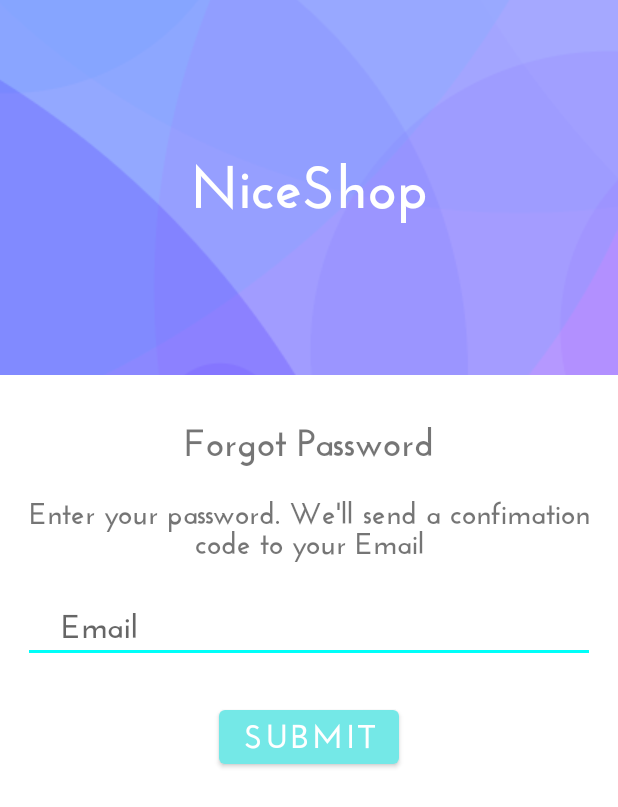
After one commit to KaungPyaeSoneAung2/OnlineShop, an Android app: the ForgotPasswordActivity screen opened directly, with no data from a screen before it, on a phone screen of 412 x 824 dp. The commit adds this screen. Shown: the top 807 px of the screen. Run offline under Robolectric (Android 15) with nearby library versions, the phone set to English and light mode, and no system bars; our stand-ins replace Firebase (no records; nobody signed in at launch, a user with empty details on screens opened directly).

Commit message:
In progress

```diff
--- a/app/build.gradle
+++ b/app/build.gradle
@@ -45,6 +45,7 @@ dependencies {
     androidTestImplementation 'androidx.test.ext:junit:1.1.3'
     androidTestImplementation 'androidx.test.espresso:espresso-core:3.4.0'
     implementation platform('com.google.firebase:firebase-bom:30.2.0')
+    implementation 'com.google.firebase:firebase-firestore-ktx'
     implementation 'com.google.firebase:firebase-analytics-ktx'
     implementation 'com.google.firebase:firebase-auth-ktx'
     androidTestImplementation 'androidx.test.espresso:espresso-core:3.4.0'
--- a/app/src/main/AndroidManifest.xml
+++ b/app/src/main/AndroidManifest.xml
@@ -14,6 +14,9 @@
         android:theme="@style/Theme.OnlineShop"
         tools:targetApi="31">
         <activity
+            android:name=".activities.ForgotPasswordActivity"
+            android:exported="false" />
+        <activity
             android:name=".activities.SignUpActivity"
             android:exported="false" />
         <activity
@@ -21,8 +24,7 @@
             android:exported="false" />
         <activity
             android:name=".activities.PopUpStartShowActivity"
-            android:exported="true"
-            >
+            android:exported="true">
             <intent-filter>
                 <action android:name="android.intent.action.MAIN" />
 
--- /dev/null
+++ b/app/src/main/java/com/example/myapplication/onlineshopapp/activities/ForgotPasswordActivity.kt
@@ -0,0 +1,75 @@
+package com.example.myapplication.onlineshopapp.activities
+
+import android.content.Intent
+import androidx.appcompat.app.AppCompatActivity
+import android.os.Bundle
+import android.text.TextUtils
+import android.widget.Toast
+import com.example.myapplication.onlineshopapp.R
+import com.example.myapplication.onlineshopapp.databinding.ActivityForgotPasswordBinding
+import com.google.android.gms.tasks.OnCompleteListener
+import com.google.firebase.auth.AuthResult
+import com.google.firebase.auth.FirebaseAuth
+import com.google.firebase.auth.FirebaseUser
+
+class ForgotPasswordActivity : AppCompatActivity() {
+    private lateinit var binding: ActivityForgotPasswordBinding
+    override fun onCreate(savedInstanceState: Bundle?) {
+        super.onCreate(savedInstanceState)
+        binding = ActivityForgotPasswordBinding.inflate(layoutInflater)
+        setContentView(binding.root)
+        setupActionBar()
+        binding.buttonForgot.setOnClickListener { }
+    }
+
+    private fun setupActionBar() {
+        setSupportActionBar(binding.topToolBar)
+        val actionBar = supportActionBar
+        if (actionBar != null) {
+            actionBar.setDisplayHomeAsUpEnabled(true)
+            actionBar.setHomeAsUpIndicator(R.drawable.ic_baseline_arrow_back_ios_24)
+
+        }
+        binding.topToolBar.setNavigationOnClickListener {
+            onBackPressed()
+            finish()
+        }
+    }
+
+
+    private fun registerUser() {
+        if (validateRegisterDetails()) {
+            val email: String = binding.emailForgot.text.toString().trim { it <= ' ' }
+            FirebaseAuth.getInstance().sendPasswordResetEmail(email)
+                .addOnCompleteListener { task ->
+                    if (task.isSuccessful) {
+                        Toast.makeText(this, "Email has sent to your mail", Toast.LENGTH_SHORT)
+                            .show()
+                        finish()
+                    } else {
+                        Toast.makeText(
+                            this,
+                            task.exception!!.message.toString(),
+                            Toast.LENGTH_SHORT
+                        ).show()
+                    }
+                }
+
+        }
+
+
+    }
+
+    private fun validateRegisterDetails(): Boolean {
+        return when {
+            TextUtils.isEmpty(binding.emailForgot.text.toString().trim { it <= ' ' }) -> {
+                (Toast.makeText(this, "First Name Error", Toast.LENGTH_SHORT).show())
+                false
+            }
+            else -> {
+                true
+            }
+        }
+    }
+
+}
--- a/app/src/main/java/com/example/myapplication/onlineshopapp/activities/MainActivity.kt
+++ b/app/src/main/java/com/example/myapplication/onlineshopapp/activities/MainActivity.kt
@@ -4,6 +4,8 @@ import androidx.appcompat.app.AppCompatActivity
 import android.os.Bundle
 import com.example.myapplication.onlineshopapp.R
 import com.example.myapplication.onlineshopapp.databinding.ActivityMainBinding
+import com.google.firebase.firestore.ktx.firestore
+import com.google.firebase.ktx.Firebase
 
 class MainActivity : AppCompatActivity() {
     private lateinit var binding: ActivityMainBinding
--- /dev/null
+++ b/app/src/main/res/layout/activity_forgot_password.xml
@@ -0,0 +1,87 @@
+<?xml version="1.0" encoding="utf-8"?>
+<androidx.constraintlayout.widget.ConstraintLayout xmlns:android="http://schemas.android.com/apk/res/android"
+    xmlns:app="http://schemas.android.com/apk/res-auto"
+    xmlns:tools="http://schemas.android.com/tools"
+    android:layout_width="match_parent"
+    android:layout_height="match_parent"
+    tools:context=".activities.ForgotPasswordActivity">
+<androidx.appcompat.widget.Toolbar
+    android:id="@+id/topToolBar"
+    android:layout_width="match_parent"
+    android:layout_height="wrap_content"
+    app:layout_constraintTop_toTopOf="parent"
+    />
+    <FrameLayout
+        android:id="@+id/header_image"
+        android:layout_width="match_parent"
+        android:layout_height="250dp"
+        app:layout_constraintTop_toTopOf="parent">
+        <ImageView
+            android:layout_width="match_parent"
+            android:layout_height="match_parent"
+            android:scaleType="center"
+            android:src="@drawable/app_background"
+            android:contentDescription="@string/topimagenothingparticular" />
+        <TextView
+            android:layout_width="match_parent"
+            android:layout_height="match_parent"
+            android:text="@string/app_name"
+            android:gravity="center"
+            android:textSize="40sp"
+            android:fontFamily="@font/josefinsansbold"
+            android:textColor="@color/white"
+            />
+    </FrameLayout>
+    <TextView
+        android:id="@+id/forgotPwLabel"
+        android:layout_width="wrap_content"
+        android:layout_height="wrap_content"
+        app:layout_constraintTop_toBottomOf="@+id/header_image"
+        app:layout_constraintLeft_toLeftOf="parent"
+        app:layout_constraintRight_toRightOf="parent"
+        android:layout_marginTop="30dp"
+        android:text="Forgot Password"
+        android:textSize="25sp"
+        android:fontFamily="@font/josefinsansbold"
+        />
+    <TextView
+        android:id="@+id/contextForgot"
+        android:layout_width="match_parent"
+        android:layout_height="wrap_content"
+        app:layout_constraintTop_toBottomOf="@+id/forgotPwLabel"
+        android:layout_marginTop="20dp"
+        android:paddingStart="12dp"
+        android:paddingEnd="12dp"
+        android:text="Enter your password. We'll send a confimation code to your Email"
+        android:textSize="20sp"
+        android:fontFamily="@font/josefinsansbold"
+        android:gravity="center"
+        />
+    <EditText
+        android:id="@+id/emailForgot"
+        android:layout_width="match_parent"
+        android:layout_height="wrap_content"
+        app:layout_constraintTop_toBottomOf="@+id/contextForgot"
+
+        android:hint="@string/emailLogin"
+        android:fontFamily="@font/josefinsansbold"
+        android:textSize="22sp"
+        android:paddingStart="25dp"
+        android:inputType="textPersonName"
+        android:layout_marginTop="20dp"
+        android:layout_marginStart="15dp"
+        android:layout_marginEnd="15dp"
+        />
+    <Button
+        android:id="@+id/buttonForgot"
+        android:layout_width="wrap_content"
+        android:layout_height="wrap_content"
+        app:layout_constraintTop_toBottomOf="@+id/emailForgot"
+        app:layout_constraintStart_toStartOf="parent"
+        app:layout_constraintEnd_toEndOf="parent"
+        android:layout_marginTop="25dp"
+        android:text="Submit"
+        android:textSize="22sp"
+        android:fontFamily="@font/josefinsansbold"
+        />
+</androidx.constraintlayout.widget.ConstraintLayout>
--- a/app/src/main/res/layout/activity_login.xml
+++ b/app/src/main/res/layout/activity_login.xml
@@ -38,7 +38,7 @@
     android:gravity="center"
     android:layout_marginTop="20dp"/>
     <EditText
-        android:id="@+id/nameLogin"
+        android:id="@+id/emailLogin"
         android:layout_width="match_parent"
         android:layout_height="wrap_content"
         app:layout_constraintTop_toBottomOf="@+id/topTextLogin"
@@ -55,7 +55,7 @@
         android:id="@+id/pwLogin"
         android:layout_width="match_parent"
         android:layout_height="wrap_content"
-        app:layout_constraintTop_toBottomOf="@+id/nameLogin"
+        app:layout_constraintTop_toBottomOf="@+id/emailLogin"
         android:fontFamily="@font/josefinsansbold"
         android:layout_marginTop="15dp"
         android:hint="@string/passwordLogin"
--- a/app/src/main/res/layout/activity_sign_up.xml
+++ b/app/src/main/res/layout/activity_sign_up.xml
@@ -36,9 +36,9 @@
         android:id="@+id/firstNameSignUp"
         android:layout_width="match_parent"
         android:layout_height="wrap_content"
-        app:layout_constraintTop_toTopOf="parent"
+        app:layout_constraintTop_toBottomOf="@id/topToolBar"
         android:fontFamily="@font/josefinsansbold"
-        android:layout_marginTop="65dp"
+        android:layout_marginTop="35dp"
         android:hint="@string/first_name"
         android:textSize="25sp"
         android:paddingStart="25dp"
--- /dev/null
+++ b/app/src/main/res/navigation/navigation.xml
@@ -0,0 +1,6 @@
+<?xml version="1.0" encoding="utf-8"?>
+<navigation xmlns:android="http://schemas.android.com/apk/res/android"
+    xmlns:app="http://schemas.android.com/apk/res-auto"
+    android:id="@+id/navigation">
+
+</navigation>
```
Also changed, not shown: app/src/main/java/com/example/myapplication/onlineshopapp/activities/LoginActivity.kt (+40 -6 lines), app/src/main/java/com/example/myapplication/onlineshopapp/activities/SignUpActivity.kt (+13 -2 lines), app/src/main/java/com/example/myapplication/onlineshopapp/firestore/FireStore.kt (added, +20 -0 lines), app/src/main/java/com/example/myapplication/onlineshopapp/model/User.kt (added, +11 -0 lines).
